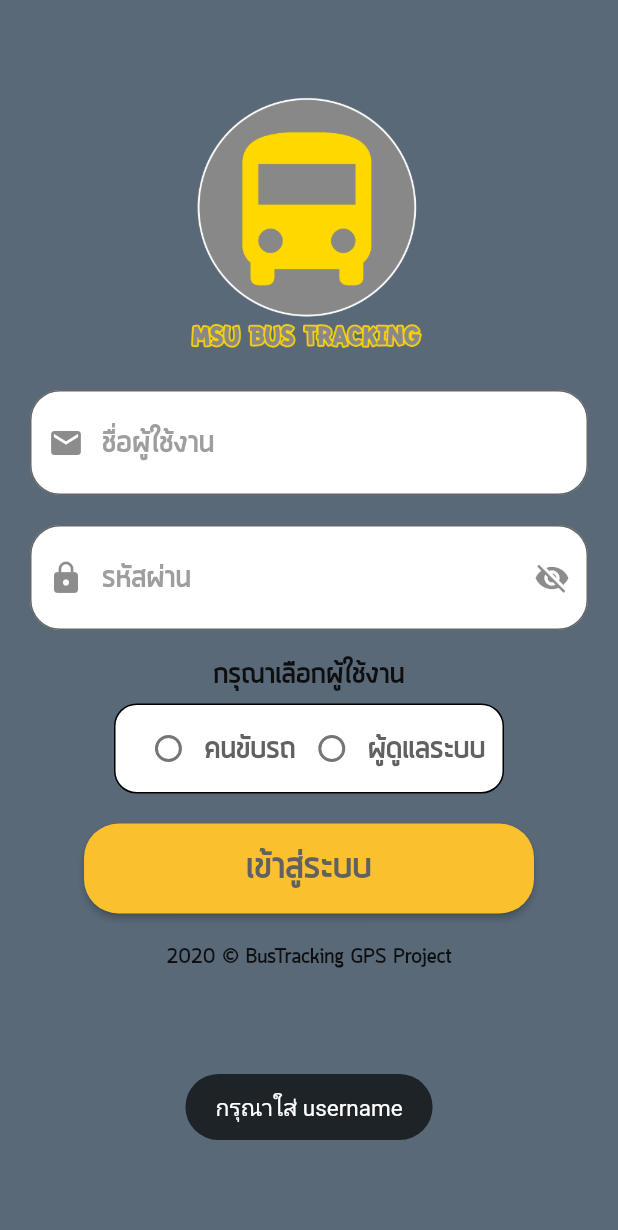
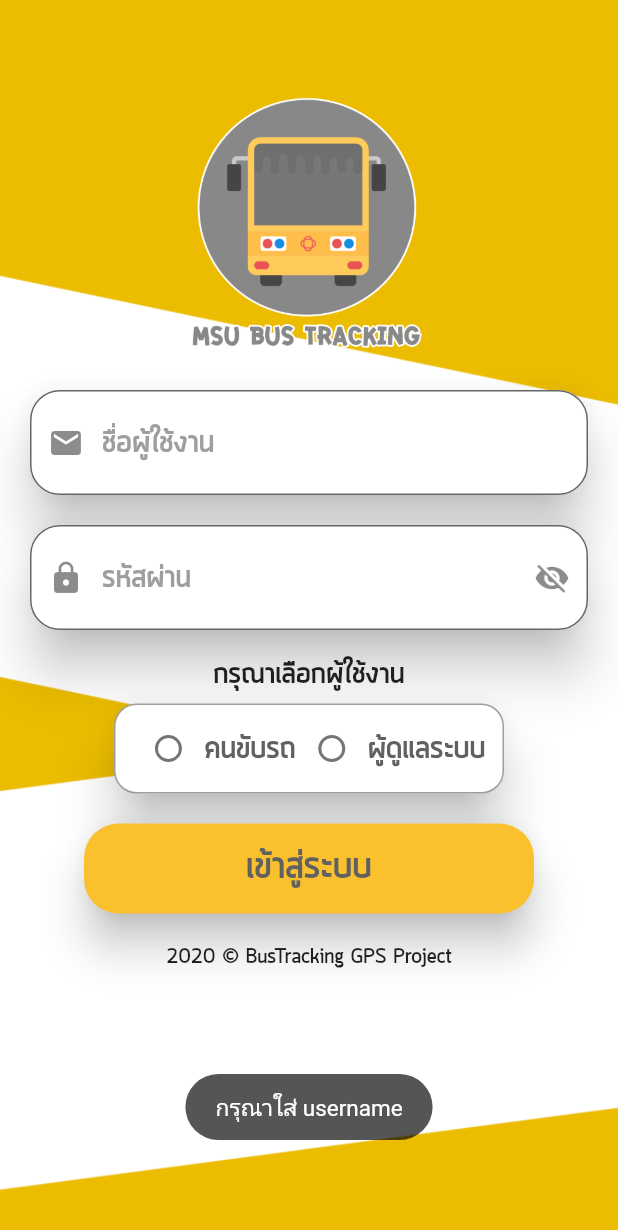
Before and after one commit to 60011212049/Admin_application, a Flutter app: the screen it shows after launch, after a tap on "เข้าสู่ระบบ", on a phone screen of 412 x 824 dp. Shown: the top 1230 px of the screen. Run offline on Flutter 3.47's test engine with Material 2 defaults, Android fonts, the phone set to English and light mode, and no system bars; our stand-ins replace chips_choice, email_validator, flutter_rating_bar, flutter_screenutil, flutter_svg_provider, google_maps_flutter and 5 more; missing offline and left inert: day_night_time_picker.

Commit message:
edit background

```diff
--- a/lib/main.dart
+++ b/lib/main.dart
@@ -64,9 +64,8 @@ class _HomePageState extends State<HomePage> {
         style: new TextStyle(fontWeight: FontWeight.bold, fontSize: 20.0),
       ),
       navigateAfterSeconds: LogingPage(),
-      image: new Image.network(
-          'https://flutter.io/images/catalog-widget-placeholder.png'),
-      backgroundColor: Colors.white,
+      image: new Image.asset('asset/icons/msubusnew.png'),
+      imageBackground: AssetImage('asset/icons/2.png'),
       styleTextUnderTheLoader: new TextStyle(),
       photoSize: 100.0,
       onClick: () => print("Flutter Egypt"),
--- a/lib/page/loginPage.dart
+++ b/lib/page/loginPage.dart
@@ -40,32 +40,7 @@ class _LogingPageState extends State<LogingPage> {
   @override
   void initState() {
     super.initState();
-    // checkLogin();
   }
-
-  // void checkLogin() async {
-  //   logindata = await SharedPreferences.getInstance();
-  //   var idToken = logindata.getInt('tokenId');
-  //   var typeToken = logindata.getString('tokenType');
-  //   print(idToken.toString() + ' ' + typeToken.toString());
-  //   if (idToken != null && typeToken.toString() == 'admin') {
-  //     Navigator.pushReplacement(
-  //       context,
-  //       new MaterialPageRoute(
-  //         builder: (context) => AdminHome(),
-  //       ),
-  //     );
-  //   } else if (idToken != null && typeToken.toString() == 'driver') {
-  //     Navigator.pushReplacement(
-  //       context,
-  //       new MaterialPageRoute(
-  //         builder: (context) => BusdriverHome(),
-  //       ),
-  //     );
-  //   } else {
-  //     login = true;
-  //   }
-  // }
 
   void _toggleVisibility() {
     setState(() {
@@ -172,7 +147,7 @@ class _LogingPageState extends State<LogingPage> {
                 padding: EdgeInsets.only(
                     top: 20.0, right: 20.0, left: 20.0, bottom: 10.0),
                 child: Image.asset(
-                  'asset/icons/msubuslogo.png',
+                  'asset/icons/msubusnew.png',
                   height: 200,
                   width: 200,
                 ),
@@ -192,13 +167,22 @@ class _LogingPageState extends State<LogingPage> {
                             TextStyle(fontSize: 23, color: Colors.yellow[700]),
                       ),
               ),
-              Container(
+              Material(
+                borderRadius: BorderRadius.all(
+                  Radius.circular(20.0),
+                ),
+                elevation: 15.0,
+                shadowColor: Colors.black,
+                child: Container(
                   width: 260,
                   height: 60,
                   decoration: BoxDecoration(
-                    border: Border.all(),
-                    borderRadius: BorderRadius.all(Radius.circular(15.0)),
-                    color: Colors.white),
+                    border: Border.all(color: Colors.grey),
+                    borderRadius: BorderRadius.all(
+                      Radius.circular(15.0),
+                    ),
+                    color: Colors.white,
+                  ),
                   child: Row(
                     mainAxisAlignment: MainAxisAlignment.center,
                     children: <Widget>[
@@ -243,11 +227,13 @@ class _LogingPageState extends State<LogingPage> {
                     ],
                   ),
                 ),
+              ),
               SizedBox(height: 20.0),
               ButtonTheme(
                 minWidth: 300.0,
                 height: 60.0,
                 child: RaisedButton(
+                  elevation: 12,
                   shape: new RoundedRectangleBorder(
                     borderRadius: BorderRadius.circular(23.0),
                   ),
@@ -307,6 +293,13 @@ class _LogingPageState extends State<LogingPage> {
         padding:
             EdgeInsets.only(top: 10.0, right: 0.0, left: 0.0, bottom: 10.0),
         child: Container(
+          child: Center(
+            child: Material(
+              borderRadius: BorderRadius.all(
+                Radius.circular(20.0),
+              ),
+              elevation: 15.0,
+              shadowColor: Colors.black,
               child: TextField(
                 style: TextStyle(fontSize: 22.0),
                 decoration: InputDecoration(
@@ -334,6 +327,8 @@ class _LogingPageState extends State<LogingPage> {
                 controller: controller,
                 obscureText: hintText == "รหัสผ่าน" ? _isHidden : false,
               ),
+            ),
+          ),
         ));
   }
 
@@ -345,8 +340,8 @@ class _LogingPageState extends State<LogingPage> {
       body: Container(
         decoration: BoxDecoration(
             image: DecorationImage(
-                image: AssetImage("asset/backgrounds/BG1.png"),
-                fit: BoxFit.fitWidth,
+                image: AssetImage("asset/icons/2.png"),
+                fit: BoxFit.fill,
                 alignment: Alignment.bottomCenter),
             color: Colors.grey[700]),
         child: _isLoading
--- a/lib/page/splash_screen.dart
+++ b/lib/page/splash_screen.dart
@@ -99,22 +99,33 @@ class _SplashPageState extends State<SplashPage> {
   initScreen(BuildContext context) {
     return Scaffold(
       body: Container(
-        color: Colors.grey[100],
+        decoration: BoxDecoration(
+          image: DecorationImage(
+            image: AssetImage("asset/icons/2.png"),
+            fit: BoxFit.fill,
+            alignment: Alignment.bottomCenter,
+          ),
+          color: Colors.grey[700],
+        ),
         child: Center(
           child: Column(
-            mainAxisAlignment: MainAxisAlignment.center,
+            mainAxisAlignment: MainAxisAlignment.start,
             children: <Widget>[
-              Container(
-                // color: Colors.grey,
-                width: ScreenUtil().setWidth(500),
-                child: Image.asset("asset/icons/msubuslogo.png"),
+              Padding(
+                padding: const EdgeInsets.fromLTRB(0, 200, 0, 0),
+                child: Container(
+                  height: 200,
+                  width: 200,
+                  child: Image.asset(
+                    "asset/icons/msubusnew.png",
+                    fit: BoxFit.fill,
+                  ),
+                ),
               ),
-              Padding(padding: EdgeInsets.only(top: 20.0)),
               // Text(
               //   "Splash Screen",
               //   style: TextStyle(fontSize: 20.0, color: Colors.white),
               // ),
-              Padding(padding: EdgeInsets.only(top: 20.0)),
               // CircularProgressIndicator(
               //   backgroundColor: Colors.white,
               //   strokeWidth: 1.5,
```
Also changed, not shown: asset/icons/2.png (added), asset/icons/msubusnew.png (added). Lines whose indentation alone changed are shown as unchanged.
